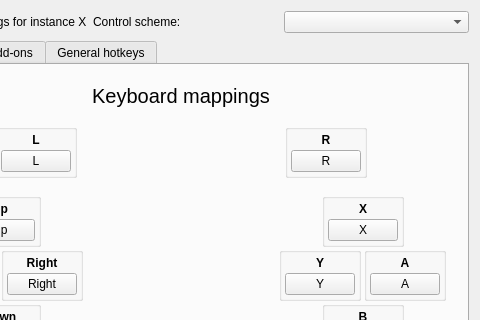
This is src/frontend/qt_sdl/InputConfig/InputConfigDialog.ui in IxraPlayer/MelonDS-Ixranium-Fork as Qt 5 draws it before an edit; both pictures show x 118 to 598 and y 0 to 320 of the 598 by 533 pixel window. The edited form follows.
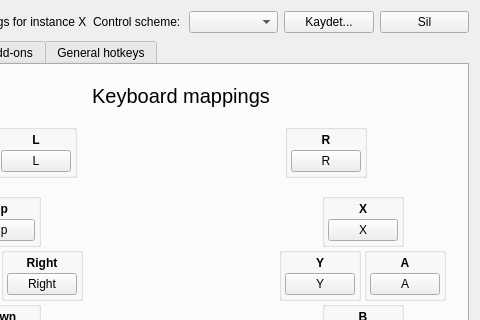
This is the edited form. Icons and pictures are not drawn.

What changed in the file:
```diff
--- a/src/frontend/qt_sdl/InputConfig/InputConfigDialog.ui
+++ b/src/frontend/qt_sdl/InputConfig/InputConfigDialog.ui
@@ -2344,6 +2344,20 @@
        </property>
       </widget>
      </item>
+     <item>
+      <widget class="QPushButton" name="btnSaveScheme">
+       <property name="text">
+        <string>Kaydet...</string>
+       </property>
+      </widget>
+     </item>
+     <item>
+      <widget class="QPushButton" name="btnDeleteScheme">
+       <property name="text">
+        <string>Sil</string>
+       </property>
+      </widget>
+     </item>
     </layout>
    </item>
   </layout>
```
